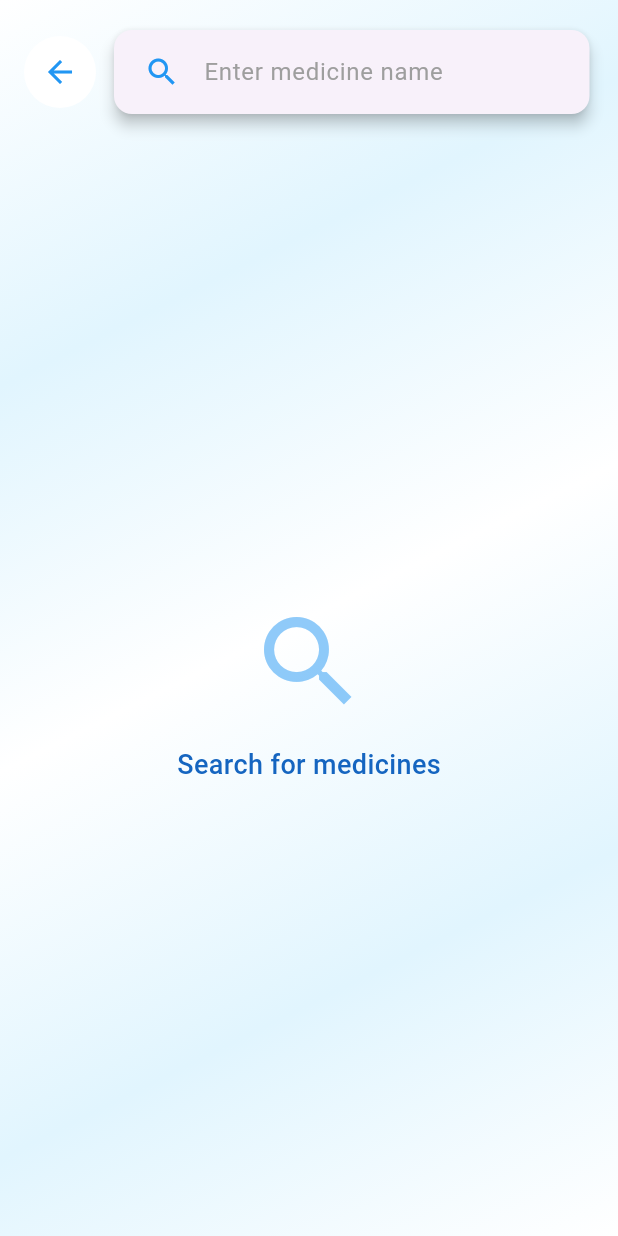
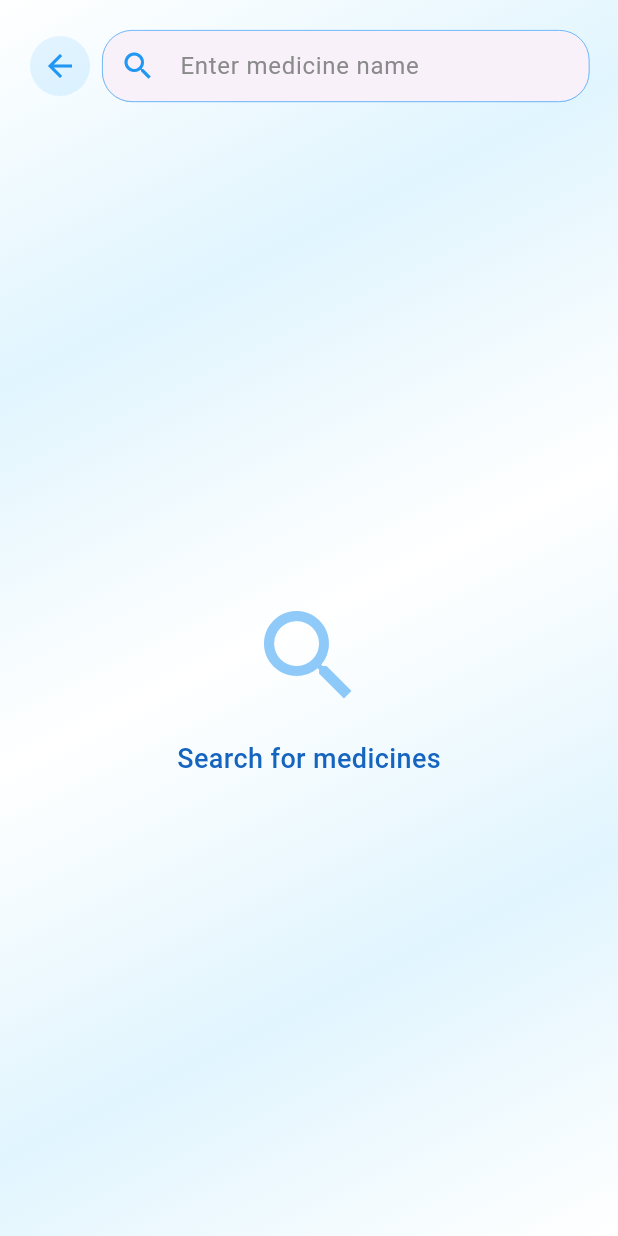
Before and after one commit to IstiakAR/DrugScript, a Flutter app: the MedicineSearchApp screen opened by its route, on a phone screen of 412 x 824 dp. Run offline on Flutter 3.47's test engine with Material 3 defaults, Android fonts, the phone set to English and light mode, and no system bars; our stand-ins replace firebase_auth, firebase_core, get, google_sign_in; accounts and stored records are empty.

Commit message:
basic design change

```diff
--- a/lib/medicine_detail.dart
+++ b/lib/medicine_detail.dart
@@ -216,6 +216,9 @@ class MedicineDetailPage extends StatelessWidget {
     );
   }
 
+
+
+
   Widget _buildInfoSection(String title, List<Widget> children) {
     return Container(
       width: double.infinity,
--- a/lib/medicine_search.dart
+++ b/lib/medicine_search.dart
@@ -12,6 +12,7 @@ class MedicineSearchApp extends StatefulWidget {
 }
 
 class _MedicineSearchAppState extends State<MedicineSearchApp> {
+
   // State variables
   List<dynamic> searchResults = [];
   bool isLoading = false;
@@ -19,6 +20,7 @@ class _MedicineSearchAppState extends State<MedicineSearchApp> {
   // Search function
   Future<void> sendSearchToPython(String query) async {
     if (query.isEmpty) {
+      print('Search query is empty');
       setState(() {
         searchResults = [];
       });
@@ -57,6 +59,8 @@ class _MedicineSearchAppState extends State<MedicineSearchApp> {
     }
   }
 
+
+
   @override
   Widget build(BuildContext context) {
     return Scaffold(
@@ -74,6 +78,7 @@ class _MedicineSearchAppState extends State<MedicineSearchApp> {
             ],
           ),
         ),
+
         child: SafeArea(
           child: Column(
             children: [
@@ -87,31 +92,40 @@ class _MedicineSearchAppState extends State<MedicineSearchApp> {
                         Navigator.pushReplacementNamed(context, '/homePage');
                       },
                       style: IconButton.styleFrom(
-                        backgroundColor: Colors.white,
-                        padding: const EdgeInsets.all(12),
-                        shape: const CircleBorder(),
-                        elevation: 2,
+                        padding: const EdgeInsets.all(0),
+                        shape: RoundedRectangleBorder(
+                          borderRadius: BorderRadius.circular(100),
+                        ),
+                        elevation: 10,
+                        backgroundColor: const Color.fromARGB(255, 0, 153, 255).withOpacity(0.1)
                       ),
                     ),
-                    const SizedBox(width: 8),
+
                     Expanded(
                       child: Card(
-                      elevation: 4,
+                        elevation: 0.1,
                         shape: RoundedRectangleBorder(
-                        borderRadius: BorderRadius.circular(12),
+                          borderRadius: BorderRadius.circular(20),
                         ),
                         child: Padding(
                           padding: const EdgeInsets.symmetric(
-                        horizontal: 8.0,
-                        vertical: 4.0,
+                          horizontal: 0,
+                          vertical: 0,
                           ),
                           child: TextField(
                           decoration: InputDecoration(
                             hintText: 'Enter medicine name',
                             prefixIcon: Icon(Icons.search, color: Colors.blue),
-                          border: InputBorder.none,
-                          hintStyle: TextStyle(color: Colors.grey),
-                          contentPadding: EdgeInsets.all(12),
+                            enabledBorder: OutlineInputBorder(
+                              borderRadius: BorderRadius.circular(20),
+                              borderSide: BorderSide(color: const Color.fromARGB(255, 65, 166, 250), width: 0.5),
+                            ),
+                            focusedBorder: OutlineInputBorder(
+                              borderRadius: BorderRadius.circular(20),
+                              borderSide: BorderSide(color: Colors.blue, width: 0.8),
+                            ),
+                            hintStyle: TextStyle(color: const Color.fromARGB(255, 138, 138, 138)),
+                            contentPadding: EdgeInsets.all(0),
                           ),
                           onChanged: (value) {
                             sendSearchToPython(value);
@@ -150,6 +164,7 @@ class _MedicineSearchAppState extends State<MedicineSearchApp> {
                                 ],
                               ),
                             )
+
                             : ListView.builder(
                               padding: EdgeInsets.symmetric(horizontal: 16),
                               itemCount: searchResults.length,
@@ -157,7 +172,7 @@ class _MedicineSearchAppState extends State<MedicineSearchApp> {
                                 final medicine = searchResults[index];
                                 return Card(
                                   margin: EdgeInsets.symmetric(vertical: 6),
-                                  elevation: 2,
+                                  elevation: 1,
                                   shape: RoundedRectangleBorder(
                                     borderRadius: BorderRadius.circular(10),
                                   ),
```
Lines whose indentation alone changed are shown as unchanged.
